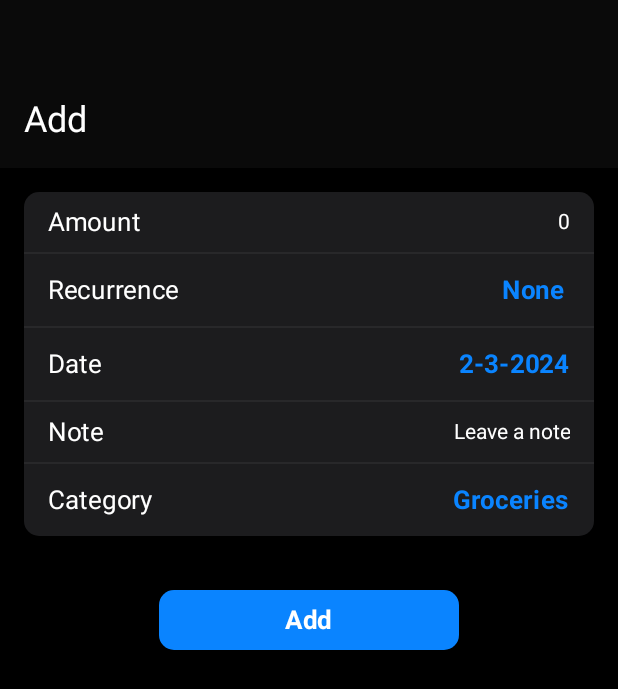
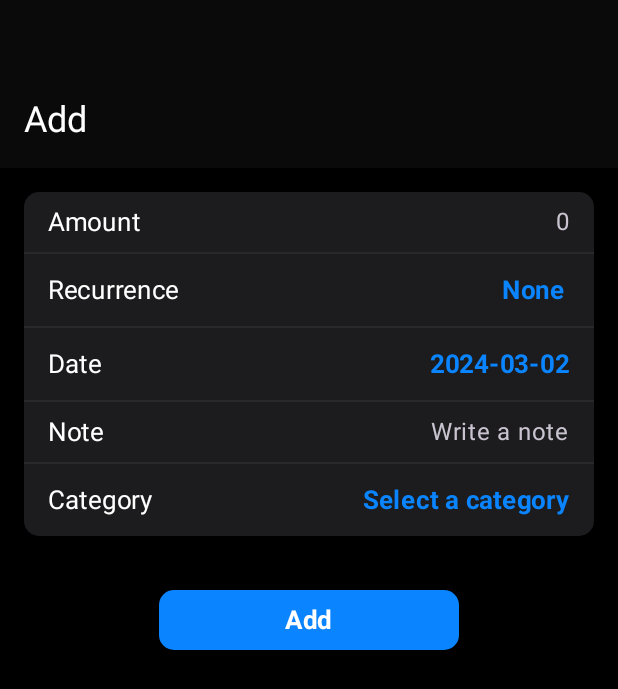
Before and after one commit to adshrs/MoneyManager, an Android app built with Jetpack Compose: the @Preview function PreviewAdd, on a phone screen of 412 x 824 dp. Shown: the top 689 px of the screen. Run offline under Robolectric (Android 15) with nearby library versions, the phone set to English and light mode, and no system bars; libraries missing offline, so code that uses them is left out: com.marosseleng.compose.

Commit message:
Date Picker finished + implemented Add Screen View model

```diff
--- a/app/build.gradle.kts
+++ b/app/build.gradle.kts
@@ -9,7 +9,7 @@ android {
 
 	defaultConfig {
 		applicationId = "com.example.moneymanager"
-		minSdk = 24
+		minSdk = 26
 		targetSdk = 34
 		versionCode = 1
 		versionName = "1.0"
@@ -60,6 +60,8 @@ dependencies {
 	implementation("androidx.compose.ui:ui-graphics")
 	implementation("androidx.compose.ui:ui-tooling-preview")
 	implementation("androidx.compose.material3:material3")
+	implementation("com.marosseleng.android:compose-material3-datetime-pickers:0.7.2")
+	implementation("androidx.lifecycle:lifecycle-viewmodel-compose:2.7.0")
 	testImplementation("junit:junit:4.13.2")
 	androidTestImplementation("androidx.test.ext:junit:1.1.5")
 	androidTestImplementation("androidx.test.espresso:espresso-core:3.5.1")
--- a/app/src/main/java/com/example/moneymanager/components/UnstyledTextField.kt
+++ b/app/src/main/java/com/example/moneymanager/components/UnstyledTextField.kt
@@ -36,7 +36,7 @@ fun UnstyledTextField(
 	textStyle: TextStyle = LocalTextStyle.current,
 	label: @Composable (() -> Unit)? = null,
 	placeholder: @Composable (() -> Unit)? = null,
-	arrangement: Arrangement.Horizontal = Arrangement.Start,
+	arrangement: Arrangement.Horizontal = Arrangement.End,
 	leadingIcon: @Composable (() -> Unit)? = null,
 	trailingIcon: @Composable (() -> Unit)? = null,
 	supportingText: @Composable (() -> Unit)? = null,
@@ -60,7 +60,7 @@ fun UnstyledTextField(
 		enabled = enabled,
 		readOnly = readOnly,
 		textStyle = mergedTextStyle,
-		cursorBrush = SolidColor(Primary),
+		cursorBrush = SolidColor(Color.White),
 		visualTransformation = visualTransformation,
 		keyboardOptions = keyboardOptions,
 		keyboardActions = keyboardActions,
--- a/app/src/main/java/com/example/moneymanager/pages/Add.kt
+++ b/app/src/main/java/com/example/moneymanager/pages/Add.kt
@@ -1,9 +1,7 @@
 package com.example.moneymanager.pages
 
-import android.app.DatePickerDialog
-import android.icu.util.Calendar
-import android.widget.DatePicker
 import androidx.compose.foundation.background
+import androidx.compose.foundation.layout.Arrangement
 import androidx.compose.foundation.layout.Column
 import androidx.compose.foundation.layout.PaddingValues
 import androidx.compose.foundation.layout.Row
@@ -12,6 +10,7 @@ import androidx.compose.foundation.layout.padding
 import androidx.compose.foundation.layout.size
 import androidx.compose.foundation.layout.width
 import androidx.compose.foundation.layout.widthIn
+import androidx.compose.foundation.lazy.LazyColumn
 import androidx.compose.foundation.shape.CircleShape
 import androidx.compose.foundation.shape.RoundedCornerShape
 import androidx.compose.foundation.text.KeyboardOptions
@@ -27,43 +26,45 @@ import androidx.compose.material3.Text
 import androidx.compose.material3.TextButton
 import androidx.compose.material3.TopAppBarDefaults
 import androidx.compose.runtime.Composable
+import androidx.compose.runtime.collectAsState
 import androidx.compose.runtime.getValue
 import androidx.compose.runtime.mutableStateOf
 import androidx.compose.runtime.remember
 import androidx.compose.runtime.setValue
 import androidx.compose.ui.Alignment
+import androidx.compose.ui.ExperimentalComposeUiApi
 import androidx.compose.ui.Modifier
 import androidx.compose.ui.draw.clip
-import androidx.compose.ui.platform.LocalContext
 import androidx.compose.ui.text.TextStyle
 import androidx.compose.ui.text.input.KeyboardType
 import androidx.compose.ui.text.style.TextAlign
 import androidx.compose.ui.tooling.preview.Preview
 import androidx.compose.ui.unit.dp
+import androidx.lifecycle.viewmodel.compose.viewModel
 import androidx.navigation.NavController
 import androidx.navigation.compose.rememberNavController
 import com.example.moneymanager.components.TableRow
 import com.example.moneymanager.components.UnstyledTextField
+import com.example.moneymanager.models.Recurrence
 import com.example.moneymanager.ui.theme.BackgroundElevated
 import com.example.moneymanager.ui.theme.DividerColor
 import com.example.moneymanager.ui.theme.MoneyManagerTheme
 import com.example.moneymanager.ui.theme.Primary
 import com.example.moneymanager.ui.theme.TopAppBarBackground
+import com.example.moneymanager.viewmodels.AddViewModel
+import com.marosseleng.compose.material3.datetimepickers.date.ui.dialog.DatePickerDialog
 
-@OptIn(ExperimentalMaterial3Api::class)
+@OptIn(ExperimentalMaterial3Api::class, ExperimentalComposeUiApi::class)
 @Composable
-fun Add(navController: NavController) {
+fun Add(navController: NavController, addViewModel: AddViewModel = viewModel()) {
+	val state by addViewModel.uiState.collectAsState()
 	val recurrences = listOf(
-		"None",
-		"Daily",
-		"Weekly",
-		"Monthly",
-		"Yearly"
+		Recurrence.None,
+		Recurrence.Daily,
+		Recurrence.Weekly,
+		Recurrence.Monthly,
+		Recurrence.Yearly
 	)
-	var selectedRecurrence by remember {
-		mutableStateOf(recurrences[0])
-	}
-
 	val categories = listOf(
 		"Groceries",
 		"Food",
@@ -72,33 +73,6 @@ fun Add(navController: NavController) {
 		"Furniture",
 		"Electronics"
 	)
-	var selectedCategory by remember {
-		mutableStateOf(categories[0])
-	}
-
-	val context = LocalContext.current
-
-	val calendar = Calendar.getInstance()
-
-	val year = calendar.get(Calendar.YEAR)
-	val month = calendar.get(Calendar.MONTH) + 1
-	val day = calendar.get(Calendar.DAY_OF_MONTH)
-
-	var date by remember {
-		mutableStateOf("${calendar.get(Calendar.DAY_OF_MONTH)}-${calendar.get(Calendar.MONTH) + 1}-${calendar.get(Calendar.YEAR)}")
-	}
-
-	val datePicker = DatePickerDialog(
-		context,
-		{ _: DatePicker, selectedYear: Int, selectedMonth: Int, selectedDay: Int ->
-			date = "${selectedDay}-${selectedMonth + 1}-${selectedYear}"
-		},
-		year,
-		month,
-		day
-	)
-
-	datePicker.datePicker.maxDate = calendar.timeInMillis
 
 	Scaffold(
 		topBar = {
@@ -110,24 +84,29 @@ fun Add(navController: NavController) {
 			)
 		},
 		content = { innerPadding ->
-			Column(
+			LazyColumn(
 				modifier = Modifier.padding(innerPadding),
 				horizontalAlignment = Alignment.CenterHorizontally
 			) {
-				Column(modifier = Modifier
+				item {
+					Column(
+						modifier = Modifier
 							.padding(16.dp)
 							.clip(RoundedCornerShape(10.dp))
 							.background(BackgroundElevated)
 							.fillMaxWidth()
 					) {
-					TableRow("Amount"){
+						TableRow("Amount") {
 							UnstyledTextField(
-							value = "0",
-							onValueChange = {},
+								value = state.amount,
+								onValueChange = addViewModel::setAmount,
+								placeholder = { Text(text = "0") },
 								modifier = Modifier.fillMaxWidth(),
+								arrangement = Arrangement.End,
 								textStyle = TextStyle(
 									textAlign = TextAlign.End
 								),
+								maxLines = 1,
 								keyboardOptions = KeyboardOptions(
 									keyboardType = KeyboardType.Number
 								)
@@ -144,9 +123,10 @@ fun Add(navController: NavController) {
 							TextButton(
 								onClick = { recurrenceMenuOpened = true },
 								contentPadding = PaddingValues(),
-							modifier = Modifier.widthIn(min = 1.dp)
+								modifier = Modifier.widthIn(min = 1.dp),
+								shape = RoundedCornerShape(10.dp)
 							) {
-							Text(text = selectedRecurrence)
+								Text(text = state.recurrence?.name ?: Recurrence.None.name)
 								DropdownMenu(
 									expanded = recurrenceMenuOpened,
 									onDismissRequest = { recurrenceMenuOpened = false },
@@ -154,9 +134,9 @@ fun Add(navController: NavController) {
 								) {
 									recurrences.forEach { recurrence ->
 										DropdownMenuItem(
-										text = { Text(text = recurrence) },
+											text = { Text(text = recurrence.name) },
 											onClick = {
-											selectedRecurrence = recurrence
+												addViewModel.setRecurrence(recurrence)
 												recurrenceMenuOpened = false
 											}
 										)
@@ -168,27 +148,45 @@ fun Add(navController: NavController) {
 						Divider(thickness = 1.dp, color = DividerColor)
 
 						TableRow("Date") {
+							var datePickerOpened by remember {
+								mutableStateOf(false)
+							}
+
 							TextButton(
-							onClick = { datePicker.show() },
+								onClick = { datePickerOpened = true },
 								contentPadding = PaddingValues(),
 								modifier = Modifier.widthIn(min = 1.dp)
 							) {
-							Text(text = date)
+								Text(text = state.date.toString())
 							}
+
+							if (datePickerOpened) {
+								DatePickerDialog(
+									onDismissRequest = { datePickerOpened = false },
+									onDateChange = {
+										addViewModel.setDate(it)
+										datePickerOpened = false
+									},
+									initialDate = state.date
+								)
+							}
+
 						}
 
 						Divider(thickness = 1.dp, color = DividerColor)
 
 						TableRow("Note") {
 							UnstyledTextField(
-							value = "Leave a note",
-							onValueChange = {},
+								value = state.note,
+								placeholder = { Text(text = "Write a note") },
+								arrangement = Arrangement.End,
+								onValueChange = addViewModel::setNote,
 								modifier = Modifier.fillMaxWidth(),
 								textStyle = TextStyle(
 									textAlign = TextAlign.End
 								),
 								keyboardOptions = KeyboardOptions(
-								keyboardType = KeyboardType.Number
+									keyboardType = KeyboardType.Text
 								),
 							)
 						}
@@ -205,7 +203,8 @@ fun Add(navController: NavController) {
 								contentPadding = PaddingValues(),
 								modifier = Modifier.widthIn(min = 1.dp)
 							) {
-							Text(text = selectedCategory)
+								//TODO: Change the color of the text based on the selected category
+								Text(text = state.category ?: "Select a category")
 								DropdownMenu(
 									expanded = categoriesMenuOpened,
 									onDismissRequest = { categoriesMenuOpened = false },
@@ -215,6 +214,7 @@ fun Add(navController: NavController) {
 										DropdownMenuItem(
 											text = {
 												Row(verticalAlignment = Alignment.CenterVertically) {
+													//TODO: Change the color based on the category
 													Surface(
 														modifier = Modifier.size(10.dp),
 														shape = CircleShape,
@@ -227,7 +227,7 @@ fun Add(navController: NavController) {
 												}
 											},
 											onClick = {
-											selectedCategory = category
+												addViewModel.setCategory(category)
 												categoriesMenuOpened = false
 											}
 										)
@@ -236,15 +236,18 @@ fun Add(navController: NavController) {
 							}
 						}
 					}
+				}
 
+				item {
 					Button(
-					onClick = {},
+						onClick = addViewModel::submit,
 						modifier = Modifier
 							.padding(16.dp)
 							.width(200.dp),
 						shape = RoundedCornerShape(10.dp)
 					) {
 						Text(text = "Add")
+					}
 				}
 			}
 		}
--- /dev/null
+++ b/app/src/main/java/com/example/moneymanager/viewmodels/AddViewModel.kt
@@ -0,0 +1,66 @@
+package com.example.moneymanager.viewmodels
+
+import androidx.lifecycle.ViewModel
+import com.example.moneymanager.models.Recurrence
+import kotlinx.coroutines.flow.MutableStateFlow
+import kotlinx.coroutines.flow.StateFlow
+import kotlinx.coroutines.flow.asStateFlow
+import kotlinx.coroutines.flow.update
+import java.time.LocalDate
+
+data class AddScreenState(
+	val amount: String = "",
+	val recurrence: Recurrence? = null,
+	val date: LocalDate = LocalDate.now(),
+	val note: String = "",
+	val category: String? = null // TODO: Replace when you build the Category model
+)
+
+class AddViewModel : ViewModel() {
+	private val _uiState = MutableStateFlow(AddScreenState())
+	val uiState: StateFlow<AddScreenState> = _uiState.asStateFlow()
+
+	fun setAmount(amount: String) {
+		_uiState.update {
+			it.copy(
+				amount = amount
+			)
+		}
+	}
+
+	fun setRecurrence(recurrence: Recurrence) {
+		_uiState.update {
+			it.copy(
+				recurrence = recurrence
+			)
+		}
+	}
+
+	fun setDate(date: LocalDate) {
+		_uiState.update {
+			it.copy(
+				date = date
+			)
+		}
+	}
+
+	fun setNote(note: String) {
+		_uiState.update {
+			it.copy(
+				note = note
+			)
+		}
+	}
+
+	fun setCategory(category: String) {
+		_uiState.update {
+			it.copy(
+				category = category
+			)
+		}
+	}
+
+	fun submit() {
+		//TODO: Save to db
+	}
+}
```
Also changed, not shown: app/src/main/java/com/example/moneymanager/models/Recurrence.kt (added, +9 -0 lines). Lines whose indentation alone changed are shown as unchanged.
